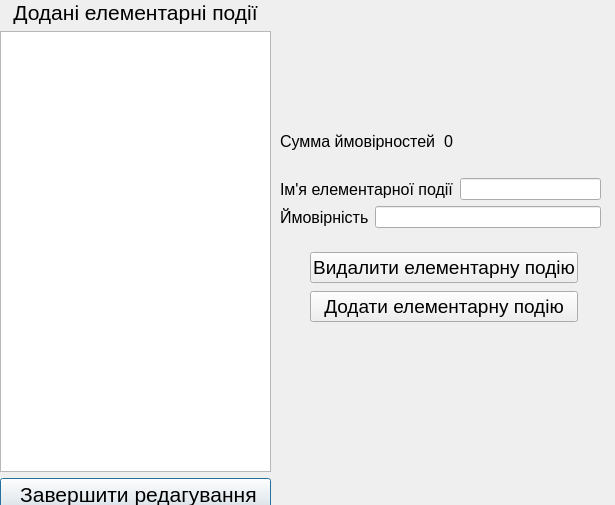
First picture: the form in addelementaryevents.ui, repository Illia-Andrieiev/Lab_2, before the edit.
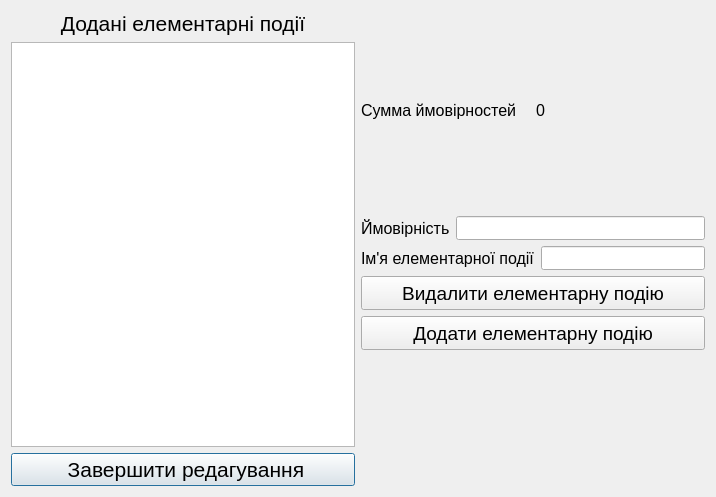
Second picture: the form after the edit.

Commit message: Windows scalse change

```diff
--- a/addelementaryevents.ui
+++ b/addelementaryevents.ui
@@ -6,22 +6,22 @@
    <rect>
     <x>0</x>
     <y>0</y>
-    <width>615</width>
-    <height>505</height>
+    <width>716</width>
+    <height>497</height>
    </rect>
   </property>
   <property name="windowTitle">
    <string>Dialog</string>
   </property>
-  <widget class="QWidget" name="verticalLayoutWidget">
-   <property name="geometry">
-    <rect>
-     <x>0</x>
-     <y>0</y>
-     <width>271</width>
-     <height>511</height>
-    </rect>
-   </property>
+  <layout class="QGridLayout" name="gridLayout">
+   <item row="3" column="1">
+    <widget class="QLabel" name="emptyLabel">
+     <property name="text">
+      <string/>
+     </property>
+    </widget>
+   </item>
+   <item row="0" column="0" rowspan="4">
    <layout class="QVBoxLayout" name="verticalLayout">
     <item>
      <widget class="QLabel" name="listName">
@@ -60,16 +60,51 @@
      </widget>
     </item>
    </layout>
-  </widget>
-  <widget class="QWidget" name="layoutWidget">
-   <property name="geometry">
-    <rect>
-     <x>280</x>
-     <y>110</y>
-     <width>321</width>
-     <height>118</height>
-    </rect>
-   </property>
+   </item>
+   <item row="2" column="1">
+    <layout class="QVBoxLayout" name="verticalLayout_3">
+     <item>
+      <widget class="QPushButton" name="deleteElemEvent">
+       <property name="maximumSize">
+        <size>
+         <width>9999</width>
+         <height>34</height>
+        </size>
+       </property>
+       <property name="font">
+        <font>
+         <pointsize>14</pointsize>
+        </font>
+       </property>
+       <property name="locale">
+        <locale language="Ukrainian" country="Ukraine"/>
+       </property>
+       <property name="text">
+        <string>Видалити елементарну подію</string>
+       </property>
+      </widget>
+     </item>
+     <item>
+      <widget class="QPushButton" name="addElementaryEvent">
+       <property name="maximumSize">
+        <size>
+         <width>999</width>
+         <height>34</height>
+        </size>
+       </property>
+       <property name="font">
+        <font>
+         <pointsize>14</pointsize>
+        </font>
+       </property>
+       <property name="text">
+        <string>Додати елементарну подію</string>
+       </property>
+      </widget>
+     </item>
+    </layout>
+   </item>
+   <item row="0" column="1" rowspan="2">
    <layout class="QVBoxLayout" name="verticalLayout_2">
     <item>
      <layout class="QHBoxLayout" name="horizontalLayout_3">
@@ -99,28 +134,6 @@
       </item>
      </layout>
     </item>
-    <item>
-     <layout class="QHBoxLayout" name="horizontalLayout_2">
-      <item>
-       <widget class="QLabel" name="elementaryEventName">
-        <property name="font">
-         <font>
-          <pointsize>12</pointsize>
-         </font>
-        </property>
-        <property name="locale">
-         <locale language="Ukrainian" country="Ukraine"/>
-        </property>
-        <property name="text">
-         <string>Ім'я елементарної події</string>
-        </property>
-       </widget>
-      </item>
-      <item>
-       <widget class="QLineEdit" name="addElemEventName"/>
-      </item>
-     </layout>
-    </item>
     <item>
      <layout class="QHBoxLayout" name="horizontalLayout">
       <item>
@@ -139,51 +152,49 @@
        </widget>
       </item>
       <item>
-       <widget class="QLineEdit" name="addProbability"/>
-      </item>
-     </layout>
-    </item>
-   </layout>
-  </widget>
-  <widget class="QWidget" name="">
-   <property name="geometry">
-    <rect>
-     <x>310</x>
-     <y>250</y>
-     <width>268</width>
-     <height>76</height>
-    </rect>
-   </property>
-   <layout class="QVBoxLayout" name="verticalLayout_3">
+        <widget class="QLineEdit" name="addProbability">
+         <property name="maximumSize">
+          <size>
+           <width>999</width>
+           <height>24</height>
+          </size>
+         </property>
+        </widget>
+       </item>
+      </layout>
+     </item>
     <item>
-     <widget class="QPushButton" name="deleteElemEvent">
+      <layout class="QHBoxLayout" name="horizontalLayout_4">
+       <item>
+        <widget class="QLabel" name="elementaryEventName">
       <property name="font">
        <font>
-        <pointsize>14</pointsize>
+           <pointsize>12</pointsize>
        </font>
       </property>
       <property name="locale">
        <locale language="Ukrainian" country="Ukraine"/>
       </property>
       <property name="text">
-       <string>Видалити елементарну подію</string>
+          <string>Ім'я елементарної події</string>
       </property>
      </widget>
     </item>
     <item>
-     <widget class="QPushButton" name="addElementaryEvent">
-      <property name="font">
-       <font>
-        <pointsize>14</pointsize>
-       </font>
-      </property>
-      <property name="text">
-       <string>Додати елементарну подію</string>
-      </property>
+        <widget class="QLineEdit" name="addElemEventName">
+         <property name="maximumSize">
+          <size>
+           <width>999</width>
+           <height>24</height>
+          </size>
+         </property>
      </widget>
     </item>
    </layout>
-  </widget>
+     </item>
+    </layout>
+   </item>
+  </layout>
  </widget>
  <resources/>
  <connections>
```
Lines whose indentation alone changed are shown as unchanged. The commit also changes 3 other files.
